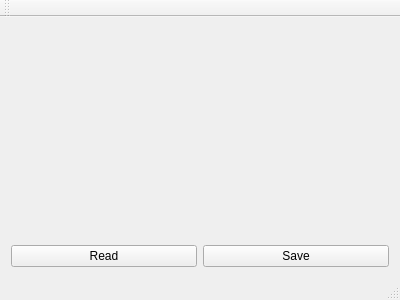
Before: the Qt Designer form Battalion_Version_1/MainWindow.ui in mishakeryta/CW_OOP, drawn with Qt 5.
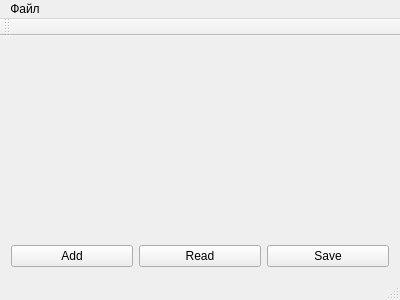
After: the same form once the commit is applied. Custom widgets are drawn as their Qt base class.

The edit to the form file:
```diff
--- a/Battalion_Version_1/MainWindow.ui
+++ b/Battalion_Version_1/MainWindow.ui
@@ -27,6 +27,13 @@
     </item>
     <item>
      <layout class="QHBoxLayout" name="horizontalLayout">
+      <item>
+       <widget class="QPushButton" name="pbAdd">
+        <property name="text">
+         <string>Add</string>
+        </property>
+       </widget>
+      </item>
       <item>
        <widget class="QPushButton" name="pbReadFromFile">
         <property name="text">
@@ -54,6 +61,14 @@
      <height>23</height>
     </rect>
    </property>
+   <widget class="QMenu" name="menu">
+    <property name="title">
+     <string>Файл</string>
+    </property>
+    <addaction name="action"/>
+    <addaction name="action_2"/>
+   </widget>
+   <addaction name="menu"/>
   </widget>
   <widget class="QToolBar" name="mainToolBar">
    <attribute name="toolBarArea">
```
Left out of the diff: 10 changed lines with no effect on the pictures.
